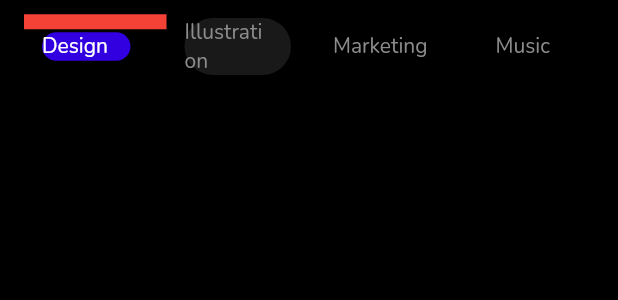
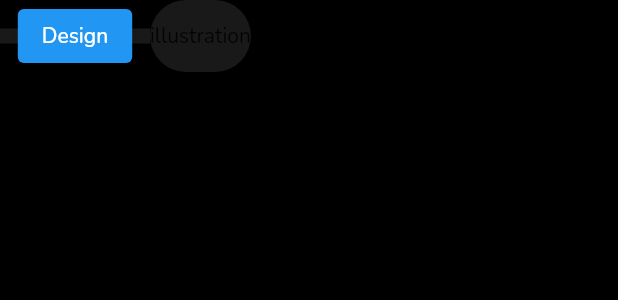
Before and after one commit to ezequiasmelo/flutter-ui-templates, a Flutter app: the HomeCategories widget shown alone on an empty page, opened directly, on a phone screen of 412 x 824 dp. Shown: the top 300 px of the screen. Run offline on Flutter 3.47's test engine with Material 2 defaults, Android fonts, the phone set to English and light mode, and no system bars; our stand-ins replace google_fonts.

Commit message:
update home_page and home_categories

```diff
--- a/lib/features/home/components/home_categories.dart
+++ b/lib/features/home/components/home_categories.dart
@@ -70,62 +70,167 @@ class _HomeCategoriesState extends State<HomeCategories> {
 
   @override
   Widget build(BuildContext context) {
-    return CupertinoSegmentedControl(
-      // children: widgets,
-      children: {
-        0: Stack(
+    return
+        // Stack(
+        //   alignment: Alignment.center,
+        //   children: [
+        //     Container(
+        //       // width: 10,
+        //       height: 10,
+        //       decoration: BoxDecoration(
+        //         color: AppColors.greyDark,
+        //       ),
+        //     ),
+        //     Container(
+        //       // height: 20,
+        //       // decoration: BoxDecoration(
+        //       //   color: Colors.transparent,
+        //       //   border: Border.all(color: AppColors.error),
+        //       // ),
+        //       child: CupertinoSegmentedControl(
+        //         children: {
+        //           0: Text(
+        //             'Marketing',
+        //             style: TextStyle(color: AppColors.grey),
+        //           ),
+        //           1: Text(
+        //             'Music',
+        //             style: TextStyle(color: AppColors.grey),
+        //           ),
+        //         },
+        //         onValueChanged: (int val) {
+        //           setState(() {
+        //             sharedValue = val;
+        //           });
+        //         },
+        //         groupValue: sharedValue,
+        //         unselectedColor:
+        //             Colors.transparent, // unselectedColor: AppColors.greyDark,
+        //         selectedColor: Colors.transparent, // selectedColor: AppColors.blue,
+        //         borderColor: Colors.transparent, // borderColor: AppColors.greyDark,
+        //       ),
+        //     ),
+        //     CupertinoSegmentedControl(
+        //   // children: widgets,
+        //   children: {
+        //     0: Stack(
+        //       children: [
+        //         Align(
+        //           child: Container(
+        //             margin: EdgeInsets.only(left: 20),
+        //             height: 10,
+        //             color: AppColors.greyDark,
+        //           ),
+        //         ),
+        //         Container(
+        //           margin: const EdgeInsets.all(12.0),
+        //           padding: const EdgeInsets.only(right: 15.0),
+        //           decoration: BoxDecoration(
+        //             borderRadius: BorderRadius.circular(20.0),
+        //             color: sharedValue == 0 ? AppColors.blue : AppColors.greyDark,
+        //           ),
+        //           child: Text(
+        //             'Design',
+        //             style: TextStyle(
+        //                 color: sharedValue == 0 ? AppColors.white : AppColors.grey),
+        //           ),
+        //         )
+        //       ],
+        //     ),
+        //     1: Stack(
+        //       children: [
+        //         Align(
+        //           child: Container(
+        //             height: 10,
+        //             color: AppColors.greyDark,
+        //           ),
+        //         ),
+        //         Container(
+        //           margin: const EdgeInsets.all(12.0),
+        //           padding: const EdgeInsets.only(right: 15.0),
+        //           decoration: BoxDecoration(
+        //             borderRadius: BorderRadius.circular(20.0),
+        //             color: sharedValue == 1 ? AppColors.blue : AppColors.greyDark,
+        //           ),
+        //           child: Text(
+        //             'Illustration',
+        //             style: TextStyle(
+        //                 color: sharedValue == 1 ? AppColors.white : AppColors.grey),
+        //           ),
+        //         ),
+        //       ],
+        //     ),
+        //     2: Text(
+        //       'Marketing',
+        //       style: TextStyle(color: AppColors.grey),
+        //     ),
+        //     3: Text(
+        //       'Music',
+        //       style: TextStyle(color: AppColors.grey),
+        //     ),
+        //   },
+        //   onValueChanged: (int val) {
+        //     setState(() {
+        //       sharedValue = val;
+        //     });
+        //   },
+        //   groupValue: sharedValue,
+        //   unselectedColor:
+        //       Colors.transparent, // unselectedColor: AppColors.greyDark,
+        //   selectedColor: Colors.transparent, // selectedColor: AppColors.blue,
+        //   borderColor: Colors.transparent, // borderColor: AppColors.greyDark,
+        //   // pressedColor: Colors.transparent,
+        //   // ),
+        //   // ],
+        // );
+        Row(
+      children: [
+        Stack(
+          alignment: Alignment.center,
           children: [
             Container(
+              padding: EdgeInsets.all(50),
+              // width: 100,
               height: 10,
-              color: AppColors.error,
+              color: AppColors.greyDark,
             ),
-            Container(
-              margin: const EdgeInsets.all(12.0),
-              padding: const EdgeInsets.only(right: 15.0),
-              decoration: BoxDecoration(
-                borderRadius: BorderRadius.circular(20.0),
-                color: sharedValue == 0 ? AppColors.blue : AppColors.greyDark,
+            ElevatedButton(
+              onPressed: () {},
+              child: Text('Design'),
             ),
-              child: Text(
-                'Design',
-                style: TextStyle(
-                    color: sharedValue == 0 ? AppColors.white : AppColors.grey),
-              ),
-            )
           ],
         ),
-        1: Container(
-          margin: const EdgeInsets.all(12.0),
-          padding: const EdgeInsets.only(right: 15.0),
+        Stack(
+          alignment: Alignment.center,
+          children: [
+            // Container(
+            //   // padding: EdgeInsets.all(80),
+            //   // width: 100,
+            //   height: 10,
+            //   color: AppColors.greyDark,
+            // ),
+            // ElevatedButton(
+            //   onPressed: () {},
+            //   child: Text('Illustration'),
+            // ),
+            Ink(
+              height: 48.0,
               decoration: BoxDecoration(
-            borderRadius: BorderRadius.circular(20.0),
-            color: sharedValue == 1 ? AppColors.blue : AppColors.greyDark,
-          ),
+                  borderRadius: BorderRadius.all(Radius.circular(24.0)),
+                  color: AppColors.greyDark),
+              child: InkWell(
+                borderRadius: BorderRadius.all(Radius.circular(24.0)),
+                onTap: () {},
+                child: Align(
                   child: Text(
-            'Illustration',
-            style: TextStyle(
-                color: sharedValue == 1 ? AppColors.white : AppColors.grey),
+                    'illustration',
                   ),
                 ),
-        2: Text(
-          'Marketing',
-          style: TextStyle(color: AppColors.grey),
               ),
-        3: Text(
-          'Music',
-          style: TextStyle(color: AppColors.grey),
             ),
-      },
-      onValueChanged: (int val) {
-        setState(() {
-          sharedValue = val;
-        });
-      },
-      groupValue: sharedValue,
-      unselectedColor:
-          Colors.transparent, // unselectedColor: AppColors.greyDark,
-      selectedColor: Colors.transparent, // selectedColor: AppColors.blue,
-      borderColor: Colors.transparent, // borderColor: AppColors.greyDark,
+          ],
+        ),
+      ],
     );
   }
 }
--- a/lib/features/home/home_page.dart
+++ b/lib/features/home/home_page.dart
@@ -1,4 +1,5 @@
 import 'package:flutter/material.dart';
+import 'package:flutter_ui/commons/constants/routes.dart';
 import 'package:flutter_ui/commons/widgets/custom_big_card.dart';
 import 'package:flutter_ui/features/home/components/home_app_bar.dart';
 import 'package:flutter_ui/features/home/components/home_categories.dart';
@@ -21,7 +22,7 @@ class HomePage extends StatelessWidget {
           child: Column(
             crossAxisAlignment: CrossAxisAlignment.start,
             children: [
-              HomeCategories(),
+              // HomeCategories(),
               Expanded(
                 child: CustomScrollView(
                   scrollDirection: Axis.vertical,
@@ -34,11 +35,11 @@ class HomePage extends StatelessWidget {
                           (context, index) {
                             return GestureDetector(
                               onTap: () => {
-                                // Navigator.pushReplacementNamed(
-                                //   context,
-                                //   NamedRoute.details,
-                                //   arguments: polls[index],
-                                // )
+                                Navigator.pushReplacementNamed(
+                                  context,
+                                  NamedRoute.course,
+                                  // arguments: polls[index],
+                                )
                               },
                               child: CustomBigCard(courses[index]),
                             );
```
Lines whose indentation alone changed are shown as unchanged.
